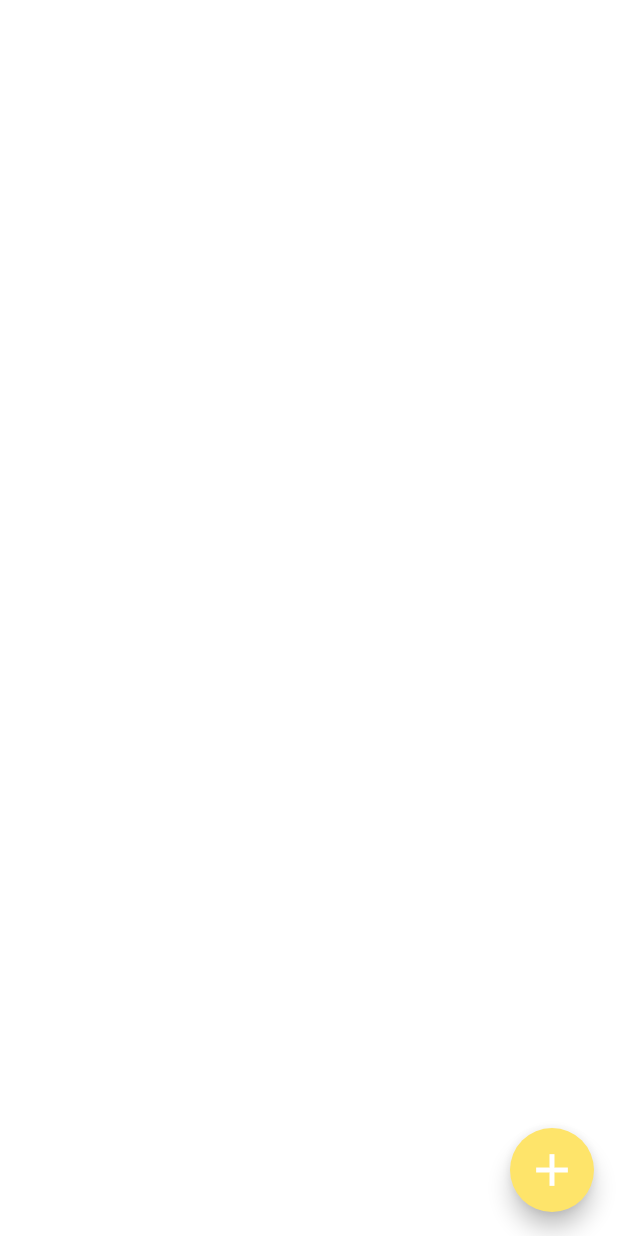
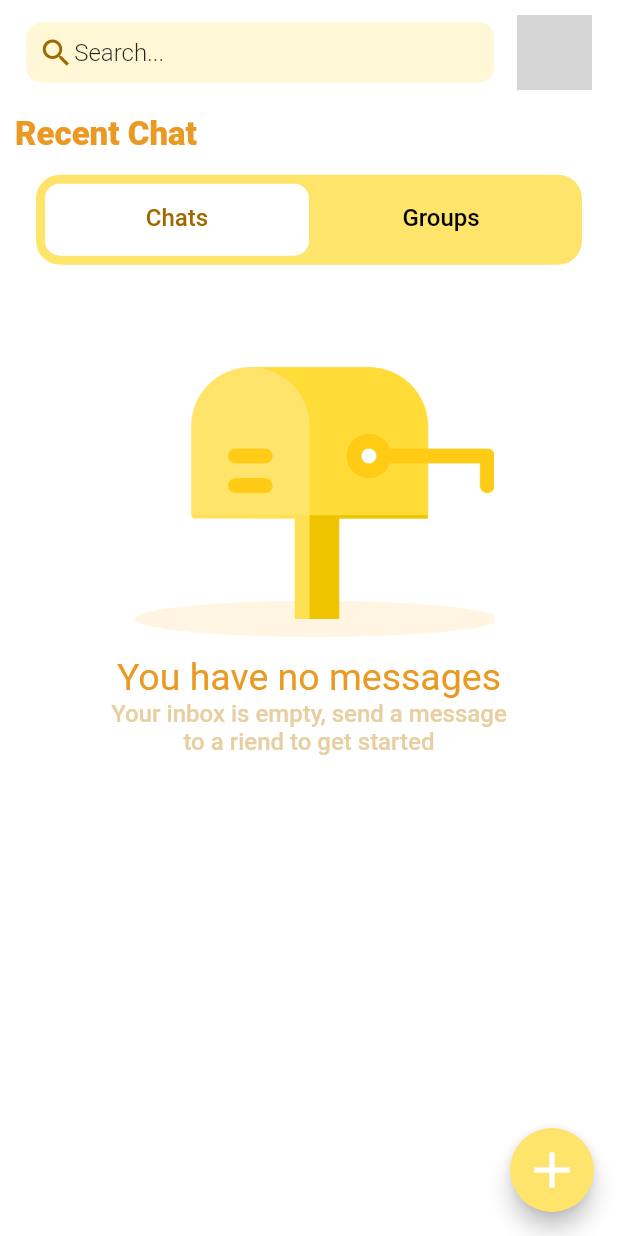
Before and after one commit to mahmoudsalah37/connectycube_chat, a Flutter app: the HomePage screen opened by its route, on a phone screen of 412 x 824 dp. Run offline on Flutter 3.47's test engine with Material 2 defaults, Android fonts, the phone set to English and light mode, and no system bars; our stand-ins replace get, image_picker, lottie, shared_preferences; missing offline and left inert: connectycube_sdk; accounts and stored records are empty; grey boxes are pictures that could not be loaded.

Commit message:
complete design

```diff
--- a/lib/core/src/colors.dart
+++ b/lib/core/src/colors.dart
@@ -3,7 +3,8 @@ import 'package:flutter/material.dart';
 class CustomColors {
   static const Color primaryColor = Color.fromRGBO(254, 228, 106, 1),
       accentColor = Color.fromRGBO(159, 105, 0, 1),
+      brownLightColor = Color.fromRGBO(231, 207, 161, 1),
+      yellowDeepColor = Color.fromRGBO(234, 154, 35, 1),
       yellowLightColor = Color.fromRGBO(255, 247, 213, 1),
-      yellowDeepColor = Color.fromRGBO(234, 154, 35, 1),
       greyColor = Color.fromRGBO(172, 172, 172, 1);
 }
--- a/lib/core/src/routes.dart
+++ b/lib/core/src/routes.dart
@@ -1,11 +1,13 @@
 import 'package:connectycube_chat/features/auth/presentation/pages/login_page.dart';
 import 'package:connectycube_chat/features/auth/presentation/pages/register_page.dart';
 import 'package:connectycube_chat/features/auth/presentation/pages/splash_page.dart';
-import 'package:connectycube_chat/features/auth/presentation/pages/welcome_page.dart';
+import 'package:connectycube_chat/features/auth/presentation/pages/welcome_new_user_page.dart';
 import 'package:connectycube_chat/features/chat/presentation/pages/chat_page.dart';
 import 'package:connectycube_chat/features/chat/presentation/pages/groups_page.dart';
 import 'package:connectycube_chat/features/chat/presentation/pages/home_page.dart';
 import 'package:connectycube_chat/features/chat/presentation/pages/persons_page.dart';
+import 'package:connectycube_chat/features/chat/presentation/pages/profile_user_page.dart';
+import 'package:connectycube_chat/features/chat/presentation/pages/create_group_page.dart';
 import 'package:get/get.dart';
 
 class Routes {
@@ -16,6 +18,8 @@ class Routes {
       homePage = '/homePage',
       groupsPage = '/groupsPage',
       personsPage = '/personsPage',
+      profileUserPage = '/profileUserPage',
+      createGroupPage = '/searchPage',
       chatPage = '/chatPage';
   //All Routes
   static List<GetPage> setPages() {
@@ -23,10 +27,12 @@ class Routes {
       GetPage(name: splashPage, page: () => SplashPage()),
       GetPage(name: loginPage, page: () => LoginPage()),
       GetPage(name: registerPage, page: () => RegisterPage()),
-      GetPage(name: welcomePage, page: () => WelcomePage()),
+      GetPage(name: welcomePage, page: () => WelcomeNewUserPage()),
       GetPage(name: homePage, page: () => HomePage()),
       GetPage(name: groupsPage, page: () => GroupsPage()),
       GetPage(name: personsPage, page: () => PersonsPage()),
+      GetPage(name: profileUserPage, page: () => ProfileUserPage()),
+      GetPage(name: createGroupPage, page: () => CreateGroupPage()),
       GetPage(name: chatPage, page: () => ChatPage()),
     ];
   }
--- a/lib/core/src/styles.dart
+++ b/lib/core/src/styles.dart
@@ -8,6 +8,7 @@ class CustomStyle {
     hintText: 'Search...',
     fillColor: CustomColors.yellowLightColor,
     filled: true,
+    prefixIcon: Icon(Icons.search,color: CustomColors.brownLightColor),
     hintStyle: TextStyle(fontSize: 12),
     contentPadding: EdgeInsets.all(10),
     border: OutlineInputBorder(
--- a/lib/core/src/theme.dart
+++ b/lib/core/src/theme.dart
@@ -31,10 +31,10 @@ class CustomsThemes {
         color: CustomColors.yellowDeepColor,
       ),
 
-      ///color black ,size 16 , weight 500
+      ///color black ,size 22 , weight 900
       headline2: TextStyle(
-        fontSize: 16,
-        fontWeight: FontWeight.w600,
+        fontSize: 22,
+        fontWeight: FontWeight.w900,
         color: CustomColors.yellowDeepColor,
       ),
 
@@ -45,18 +45,18 @@ class CustomsThemes {
         color: CustomColors.primaryColor,
       ),
 
-      ///color brown,size 12 , weight 800 (brown small bold)
+      ///color brown,size 12 , weight w500 (brown small bold)
       headline4: TextStyle(
-        fontSize: 12,
-        fontWeight: FontWeight.w800,
-        color: CustomColors.primaryColor,
+        fontSize: 16,
+        fontWeight: FontWeight.w500,
+        color: CustomColors.brownLightColor,
       ),
 
       ///color brown,size 18 , weight 400 (brown medium)
       headline5: TextStyle(
         fontSize: 18,
-        fontWeight: FontWeight.w400,
-        color: CustomColors.primaryColor,
+        fontWeight: FontWeight.w600,
+        color: CustomColors.accentColor,
       ),
 
       ///color brown,size 16 , weight 800 (brown medium bold)
@@ -86,17 +86,17 @@ class CustomsThemes {
         fontWeight: FontWeight.w300,
       ),
 
-      ///color grey,size 12 , weight 400 (grey small)
+      ///color black,size 12 , weight w800 (grey small)
       subtitle1: TextStyle(
-        fontSize: 12,
-        fontWeight: FontWeight.w400,
-        color: CustomColors.greyColor,
+        color: Colors.black,
+        fontWeight: FontWeight.w800,
       ),
 
       ///color blue,size 12 , weight 400 (blue small)
       subtitle2: TextStyle(
-        fontSize: 12,
+        fontSize: 14,
         fontWeight: FontWeight.w400,
+        color: Colors.grey
       ),
 
       ///color blue,size 12 , weight 500 (blue medium)
@@ -114,12 +114,14 @@ class CustomsThemes {
             color: Colors.white,
           ),
         ),
+
         // overlayColor: MaterialStateProperty.all(
         //   Colors.transparent,
         // ),
         foregroundColor: MaterialStateProperty.all(
           CustomColors.primaryColor,
         ),
+
         backgroundColor: MaterialStateProperty.all(
           CustomColors.primaryColor,
         ),
--- a/lib/features/auth/presentation/pages/login_page.dart
+++ b/lib/features/auth/presentation/pages/login_page.dart
@@ -65,7 +65,7 @@ class _LoginPageState extends State<LoginPage> {
             padding: EdgeInsets.symmetric(horizontal: res.getWidth(20)),
             child: CustomButton(
               title: 'Login',
-              onPressed: () {},
+              onPressed: () =>Get.toNamed(Routes.homePage),
             ),
           ),
           SizedBox(height: res.getHeight(16)),
--- a/lib/features/auth/presentation/pages/welcome_page.dart
+++ b/lib/features/auth/presentation/pages/welcome_new_user_page.dart
@@ -3,7 +3,7 @@
 import 'package:flutter/material.dart';
 import 'package:get/get.dart';
 
-class WelcomePage extends StatelessWidget {
+class WelcomeNewUserPage extends StatelessWidget {
   @override
   Widget build(BuildContext context) {
     return Scaffold(
@@ -22,8 +22,10 @@
             child: Padding(
               padding: EdgeInsets.only(bottom: 40),
               child: CustomButton(
-                  onPressed: () => Get.toNamed(Routes.homePage),
-                  title: '  Yalla Chat!  '),
+                onPressed: () => Get.toNamed(Routes.homePage),
+                title: 'Yalla Chat!',
+                paddingHorizontal: 70,
+              ),
             ),
           )
         ],
--- a/lib/features/chat/presentation/pages/home_page.dart
+++ b/lib/features/chat/presentation/pages/home_page.dart
@@ -6,84 +6,112 @@
 import 'package:flutter/material.dart';
 import 'package:get/get.dart';
 
-class HomePage extends StatelessWidget {
+class HomePage extends StatefulWidget {
+  @override
+  _HomePageState createState() => _HomePageState();
+}
+
+class _HomePageState extends State<HomePage>
+    with SingleTickerProviderStateMixin {
+  late TabController _tabController;
+
+  @override
+  void initState() {
+    _tabController = new TabController(length: 2, vsync: this);
+    super.initState();
+  }
+
   @override
   Widget build(BuildContext context) {
     final res = Responsive(context);
-    ThemeData theme = Theme.of(context);
+    final theme = Theme.of(context);
     return Scaffold(
-      body: SafeArea(
-        child: Padding(
-          padding: EdgeInsets.all(8.0),
-          child: Column(
-            children: [
-              // Row(
-              //   mainAxisAlignment: MainAxisAlignment.spaceAround,
-              //   children: [
-              //     GestureDetector(
-              //       onTap: () => Get.toNamed(Routes.homePage),
-              //       child: Expanded(
-              //         child: Container(
-              //           padding: EdgeInsets.all(6),
-              //           decoration: BoxDecoration(
-              //             color: CustomColors.yellowLightColor,
-              //             borderRadius: BorderRadius.circular(20),
-              //           ),
-              //           child: Row(
-              //             children: [
-              //               Icon(Icons.search, color: CustomColors.accentColor),
-              //               Text('Search...')
-              //             ],
-              //           ),
-              //         ),
-              //       ),
-              //     ),
-              //     ClipRRect(
-              //       borderRadius: BorderRadius.circular(50),
-              //       child: Image.asset(
-              //         'assets/images/toast_icon.png',
-              //         fit: BoxFit.fill,
-              //         width: 50,
-              //       ),
-              //     ),
-              //   ],
-              // ),
-              // DefaultTabController(
-              //   length: 2,
-              //   child: Scaffold(
-              //     appBar: AppBar(
-              //       title: Text('Orders', style: theme.textTheme.headline3),
-              //       centerTitle: true,
-              //       shadowColor: Colors.transparent,
-              //       bottom: TabBar(
-              //         labelStyle: theme.textTheme.headline2,
-              //         labelColor: Colors.black,
-              //         isScrollable: true,
-              //         indicatorColor: CustomColors.primaryColor,
-              //         unselectedLabelColor: Colors.red[200],
-              //         unselectedLabelStyle: theme.textTheme.headline1,
-              //         tabs: [
-              //           Tab(child: Text('Recent')),
-              //           Tab(child: Text('Previous')),
-              //         ],
-              //       ),
-              //     ),
-              //     body: TabBarView(
-              //       children: [
-              //         PersonsPage(),
-              //         GroupsPage(),
-              //       ],
-              //     ),
-              //   ),
-              // )
-            ],
-          ),
+      body: Container(
+        margin: EdgeInsets.all(10),
+        child: Column(
+          crossAxisAlignment: CrossAxisAlignment.start,
+          children: [
+            SafeArea(
+              child: Row(
+                mainAxisAlignment: MainAxisAlignment.spaceAround,
+                children: [
+                  GestureDetector(
+                    onTap: () {},
+                    child: Container(
+                      padding: EdgeInsets.all(8),
+                      width: res.size.width - 100,
+                      decoration: BoxDecoration(
+                        color: CustomColors.yellowLightColor,
+                        borderRadius: BorderRadius.circular(10),
+                      ),
+                      child: Row(
+                        children: [
+                          Icon(Icons.search, color: CustomColors.accentColor),
+                          Text('Search...')
+                        ],
+                      ),
+                    ),
+                  ),
+                  GestureDetector(
+                    onTap: () => Get.toNamed(Routes.profileUserPage),
+                    child: Hero(
+                      tag: 'profile_hero',
+                      child: Container(
+                        width: 50,
+                        height: 50,
+                        decoration: BoxDecoration(
+                          shape: BoxShape.circle,
+                          image: DecorationImage(
+                            image: AssetImage('assets/test/person.jpeg'),
+                            fit: BoxFit.cover,
+                          ),
+                        ),
+                      ),
+                    ),
+                  ),
+                ],
+              ),
+            ),
+            SizedBox(height: res.getHeight(2)),
+            Text('Recent Chat', style: theme.textTheme.headline2),
+            Container(
+              margin: EdgeInsets.all(14),
+              padding: const EdgeInsets.all(6),
+              decoration: BoxDecoration(
+                color: CustomColors.primaryColor,
+                borderRadius: BorderRadius.circular(16),
+              ),
+              child: TabBar(
+                unselectedLabelColor: Colors.black,
+                labelColor: CustomColors.accentColor,
+                indicator: BoxDecoration(
+                    borderRadius: BorderRadius.circular(10),
+                    color: Colors.white),
+                labelStyle: theme.textTheme.headline4,
+                tabs: [
+                  Tab(text: 'Chats'),
+                  Tab(text: 'Groups'),
+                ],
+                controller: _tabController,
+                indicatorSize: TabBarIndicatorSize.tab,
+              ),
+            ),
+            Expanded(
+              child: TabBarView(
+                children: [
+                  PersonsPage(),
+                  GroupsPage(),
+                ],
+                controller: _tabController,
+              ),
+            ),
+          ],
         ),
       ),
       floatingActionButton: FloatingActionButton(
-        onPressed: () {},
+        onPressed: () => Get.toNamed(Routes.createGroupPage),
         backgroundColor: CustomColors.primaryColor,
-        child: Icon(Icons.add, color: Colors.white, size: 36),
+        child: Icon(Icons.add, size: 40, color: Colors.white),
       ),
     );
   }
--- a/lib/features/chat/presentation/pages/persons_page.dart
+++ b/lib/features/chat/presentation/pages/persons_page.dart
@@ -1,13 +1,14 @@
+import 'package:connectycube_chat/core/utils/resposive.dart';
+import 'package:connectycube_chat/features/chat/presentation/widgets/no_message_widget.dart';
 import 'package:flutter/material.dart';
 
 class PersonsPage extends StatelessWidget {
-
   @override
   Widget build(BuildContext context) {
+    final res = Responsive(context);
+    ThemeData theme = Theme.of(context);
     return Scaffold(
-      body: Center(
-        child: Text('persons page'),
-      ),
-    );;
+      body: NoMessageWidget(),
+    );
   }
 }
--- /dev/null
+++ b/lib/features/chat/presentation/widgets/no_message_widget.dart
@@ -0,0 +1,30 @@
+import 'package:connectycube_chat/core/utils/resposive.dart';
+import 'package:flutter/material.dart';
+
+class NoMessageWidget extends StatelessWidget {
+
+  @override
+  Widget build(BuildContext context) {
+    final res = Responsive(context);
+    ThemeData theme = Theme.of(context);
+    return Center(
+      child: Column(
+        children: [
+          Image.asset(
+            'assets/images/no_message_yet.png',
+            width: res.getWidth(60),
+          ),
+          Text(
+            'You have no messages',
+            style: theme.textTheme.headline1,
+          ),
+          Text(
+            'Your inbox is empty, send a message \nto a riend to get started',
+            style: theme.textTheme.headline4,
+            textAlign: TextAlign.center,
+          )
+        ],
+      ),
+    );
+  }
+}
--- a/pubspec.yaml
+++ b/pubspec.yaml
@@ -45,6 +45,7 @@ flutter:
   assets:
     - assets/images/
     - assets/lottie/
+    - assets/test/
 
   # example:
   # fonts:
```
Also changed, not shown: lib/core/src/widgets/custom_button.dart (+12 -17 lines), lib/features/auth/presentation/widgets/auth_text_field.dart (+5 -12 lines), lib/features/chat/presentation/pages/chat_page.dart (+71 -2 lines), lib/features/chat/presentation/pages/create_group_page.dart (added, +36 -0 lines), lib/features/chat/presentation/pages/groups_page.dart (+8 -2 lines), lib/features/chat/presentation/pages/profile_user_page.dart (added, +130 -0 lines), lib/features/chat/presentation/widgets/chat_item_widget.dart (added, +54 -0 lines), 1 other file.
